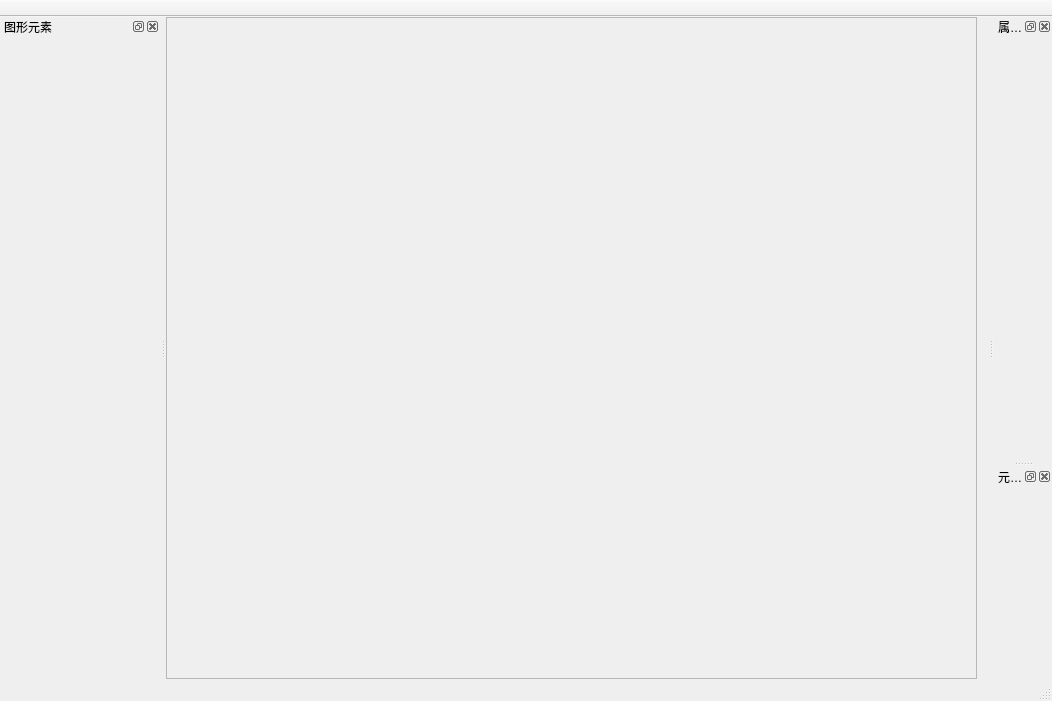
This is QStudioSCADA/DrawApplication/DrawApplication/MainWindow.ui in VelsonWang/HmiFuncDesigner as Qt 5 draws it before an edit. The edited form follows.
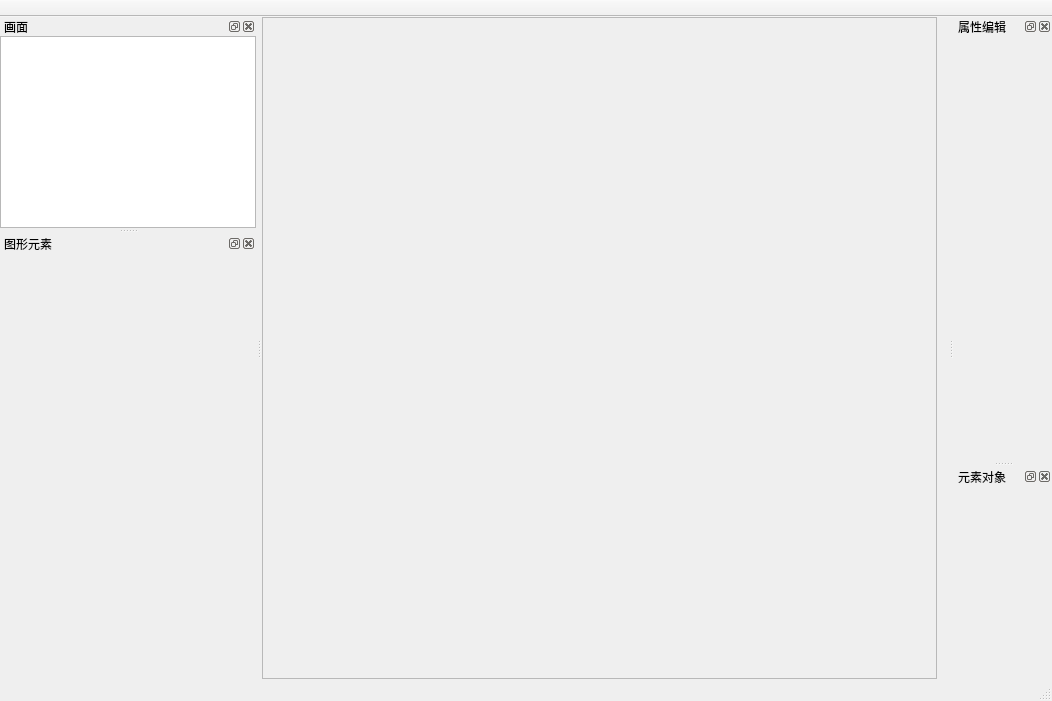
This is the edited form. Icons and pictures are not drawn.

Commit message: support multiple GraphPage opening.

Diff of the .ui file:
```diff
--- a/QStudioSCADA/DrawApplication/DrawApplication/MainWindow.ui
+++ b/QStudioSCADA/DrawApplication/DrawApplication/MainWindow.ui
@@ -67,7 +67,7 @@
         <rect>
          <x>0</x>
          <y>0</y>
-         <width>781</width>
+         <width>688</width>
          <height>642</height>
         </rect>
        </property>
@@ -104,38 +104,41 @@
    </attribute>
   </widget>
   <widget class="QStatusBar" name="statusBar"/>
-  <widget class="QDockWidget" name="dockElemets">
+  <widget class="QDockWidget" name="dockGraphPages">
+   <property name="sizePolicy">
+    <sizepolicy hsizetype="Preferred" vsizetype="Fixed">
+     <horstretch>0</horstretch>
+     <verstretch>0</verstretch>
+    </sizepolicy>
+   </property>
    <property name="minimumSize">
     <size>
      <width>160</width>
-     <height>44</height>
+     <height>119</height>
     </size>
    </property>
    <property name="windowTitle">
-    <string>图形元素</string>
+    <string>画面</string>
    </property>
    <attribute name="dockWidgetArea">
     <number>1</number>
    </attribute>
    <widget class="QWidget" name="dockElemetsLayout">
     <layout class="QVBoxLayout" name="verticalLayout_3">
-     <property name="spacing">
-      <number>1</number>
-     </property>
      <property name="leftMargin">
-      <number>1</number>
+      <number>0</number>
      </property>
      <property name="topMargin">
-      <number>1</number>
+      <number>0</number>
      </property>
      <property name="rightMargin">
-      <number>1</number>
+      <number>0</number>
      </property>
      <property name="bottomMargin">
-      <number>1</number>
+      <number>0</number>
      </property>
      <item>
-      <layout class="QVBoxLayout" name="ElemetsLayout"/>
+      <widget class="QListWidget" name="listWidgetGraphPages"/>
      </item>
     </layout>
    </widget>
@@ -149,7 +152,7 @@
    </property>
    <property name="minimumSize">
     <size>
-     <width>44</width>
+     <width>98</width>
      <height>44</height>
     </size>
    </property>
@@ -212,6 +215,45 @@
     </layout>
    </widget>
   </widget>
+  <widget class="QDockWidget" name="dockElemets">
+   <property name="sizePolicy">
+    <sizepolicy hsizetype="Preferred" vsizetype="Expanding">
+     <horstretch>0</horstretch>
+     <verstretch>0</verstretch>
+    </sizepolicy>
+   </property>
+   <property name="minimumSize">
+    <size>
+     <width>160</width>
+     <height>48</height>
+    </size>
+   </property>
+   <property name="windowTitle">
+    <string>图形元素</string>
+   </property>
+   <attribute name="dockWidgetArea">
+    <number>1</number>
+   </attribute>
+   <widget class="QWidget" name="dockWidgetContents_8">
+    <layout class="QVBoxLayout" name="verticalLayout_2">
+     <property name="leftMargin">
+      <number>0</number>
+     </property>
+     <property name="topMargin">
+      <number>0</number>
+     </property>
+     <property name="rightMargin">
+      <number>0</number>
+     </property>
+     <property name="bottomMargin">
+      <number>0</number>
+     </property>
+     <item>
+      <layout class="QVBoxLayout" name="ElemetsLayout"/>
+     </item>
+    </layout>
+   </widget>
+  </widget>
   <action name="actionNew">
    <property name="icon">
     <iconset resource="images.qrc">
```
The commit also changes 5 other files.
